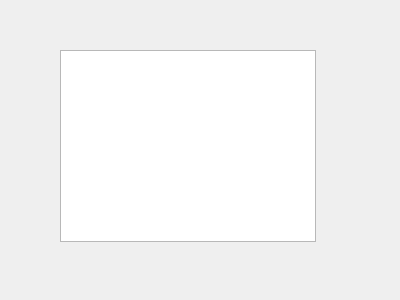
Above: form.ui from bandtank/Arb2PWL before the change. Below: the same form after it.
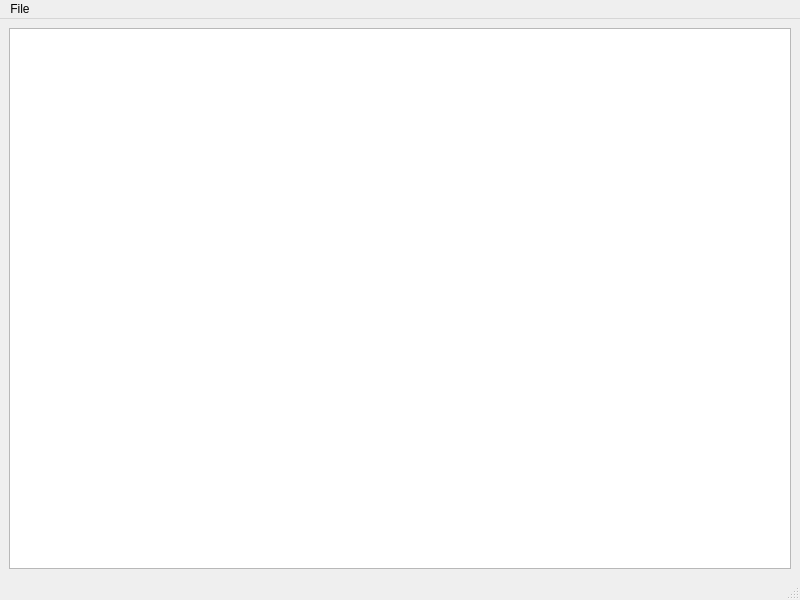
That is the form after the change.

Commit message: Changed from a QWidget to a QMainWindow so we can have a file menu. Set the ClickableScene to the size of the QGraphicsView so the lines stay in the same position when new lines are added.

```diff
--- a/form.ui
+++ b/form.ui
@@ -1,28 +1,55 @@
 <?xml version="1.0" encoding="UTF-8"?>
 <ui version="4.0">
- <class>Form</class>
- <widget class="QWidget" name="Form">
+ <class>MainWindow</class>
+ <widget class="QMainWindow" name="MainWindow">
   <property name="geometry">
    <rect>
     <x>0</x>
     <y>0</y>
-    <width>400</width>
-    <height>300</height>
+    <width>800</width>
+    <height>600</height>
    </rect>
   </property>
   <property name="windowTitle">
    <string>Form</string>
   </property>
-  <widget class="QGraphicsView" name="graphicsView">
+  <widget class="QWidget" name="centralwidget">
+   <layout class="QGridLayout" name="gridLayout">
+    <item row="0" column="0">
+     <widget class="QGraphicsView" name="graphicsView">
+      <property name="verticalScrollBarPolicy">
+       <enum>Qt::ScrollBarAlwaysOff</enum>
+      </property>
+      <property name="horizontalScrollBarPolicy">
+       <enum>Qt::ScrollBarAlwaysOff</enum>
+      </property>
+     </widget>
+    </item>
+   </layout>
+  </widget>
+  <widget class="QMenuBar" name="menubar">
    <property name="geometry">
     <rect>
-     <x>60</x>
-     <y>50</y>
-     <width>256</width>
-     <height>192</height>
+     <x>0</x>
+     <y>0</y>
+     <width>800</width>
+     <height>33</height>
     </rect>
    </property>
+   <widget class="QMenu" name="menuFile">
+    <property name="title">
+     <string>File</string>
+    </property>
+    <addaction name="actionSave"/>
+   </widget>
+   <addaction name="menuFile"/>
   </widget>
+  <widget class="QStatusBar" name="statusbar"/>
+  <action name="actionSave">
+   <property name="text">
+    <string>Save</string>
+   </property>
+  </action>
  </widget>
  <resources/>
  <connections/>
```
Left out of the diff: 2 changed lines with no effect on the pictures. The commit also changes 2 other files.
